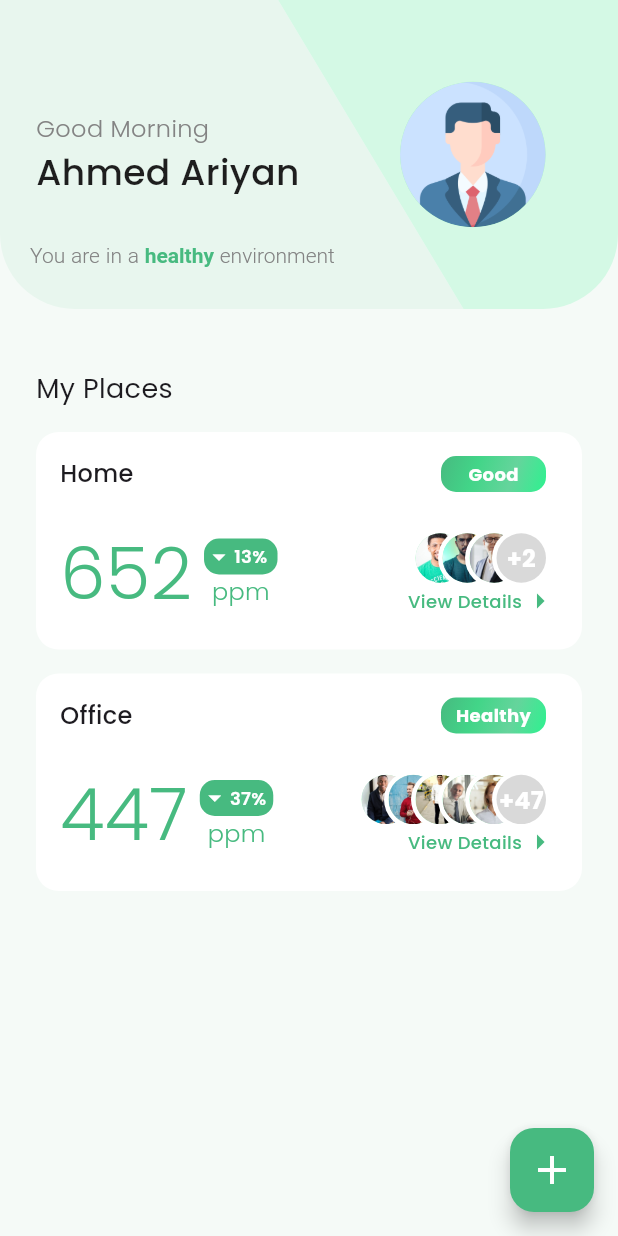
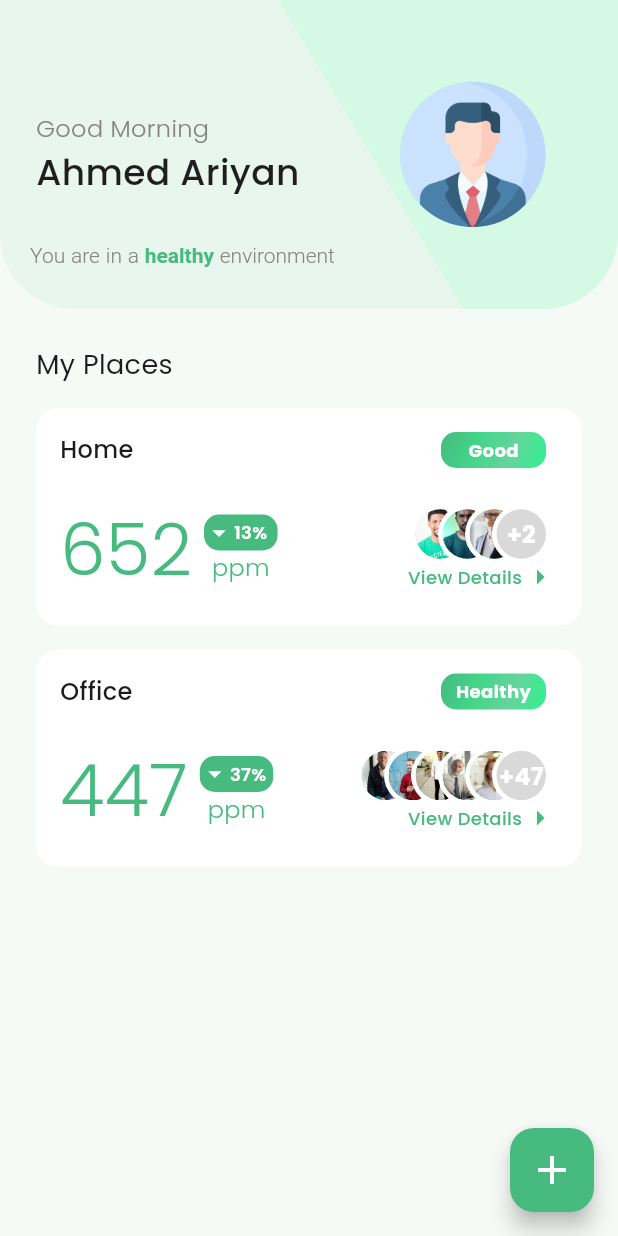
Before and after one commit to Linkonsq/m360-ict, a Flutter app: the screen it shows once a user with an empty profile is signed in, on a phone screen of 412 x 824 dp. Run offline on Flutter 3.47's test engine with Material 3 defaults, Android fonts, the phone set to English and light mode, and no system bars; our stand-ins replace device_preview, firebase_auth, firebase_core, fl_chart, flutter_screenutil, google_fonts and 1 more; accounts and stored records are empty.

Commit message:
Fixed responsive issue

```diff
--- a/lib/screens/home_screen.dart
+++ b/lib/screens/home_screen.dart
@@ -114,14 +114,18 @@
 
           const SizedBox(height: 24),
 
-          Container(
-            padding: EdgeInsets.symmetric(horizontal: 24, vertical: 16),
-            child: Column(
-              crossAxisAlignment: CrossAxisAlignment.start,
-              children: [
-                const Text('My Places', style: TextStyle(fontSize: 18)),
+          Padding(
+            padding: EdgeInsets.symmetric(horizontal: 24),
+            child: Text('My Places', style: TextStyle(fontSize: 18)),
+          ),
+
           const SizedBox(height: 16),
 
+          Expanded(
+            child: Padding(
+              padding: EdgeInsets.symmetric(horizontal: 24),
+              child: ListView(
+                children: [
                   PlaceCard(
                     placeName: 'Home',
                     status: 'Good',
@@ -142,6 +146,7 @@
                     peopleCount: 47,
                   ),
                 ],
+              ),
             ),
           ),
         ],
--- a/pubspec.yaml
+++ b/pubspec.yaml
@@ -41,6 +41,7 @@
   firebase_core: ^3.13.0
   flutter_launcher_icons: ^0.14.3
   intl_phone_number_input: ^0.7.4
+  device_preview: ^1.2.0
 
 dev_dependencies:
   flutter_test:
```
Also changed, not shown: lib/main.dart (+7 -1 lines), lib/screens/home_details_screen.dart (+11 -0 lines), lib/screens/office_details_screen.dart (+3 -6 lines), pubspec.lock, 1 other file. Lines whose indentation alone changed are shown as unchanged.
